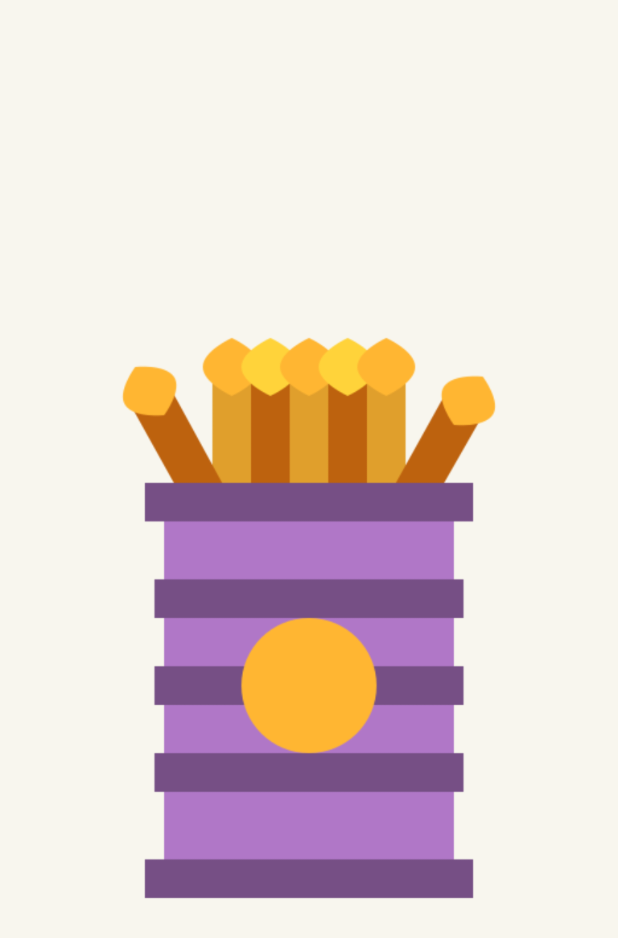
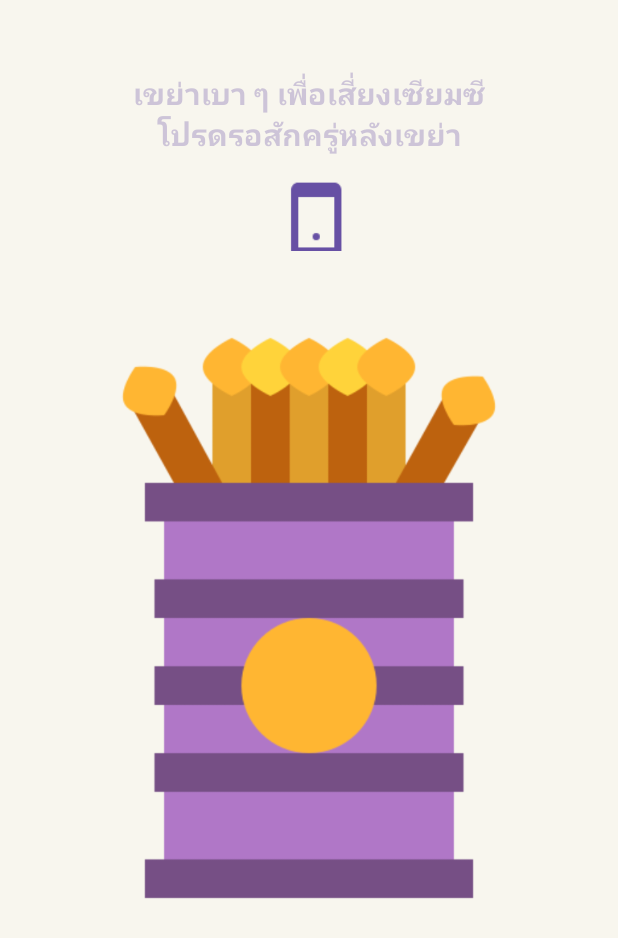
Before and after one commit to Kanchanop6509650229/siamsee, an Android app: the screen it shows after launch (MainActivity), on a phone screen of 412 x 824 dp. Shown: the top 938 px of the screen. Run offline under Robolectric (Android 15) with nearby library versions, the phone set to English and light mode, and no system bars.

Commit message:
add guide animation

```diff
--- a/app/src/main/java/com/example/sensors/MainActivity.java
+++ b/app/src/main/java/com/example/sensors/MainActivity.java
@@ -50,7 +50,7 @@ public class MainActivity extends AppCompatActivity implements SensorEventListen
                 "ว่าคงจะหายดีดังที่หวัง");
 
         SIAMSEE_MAP.put(2, "ใบที่สองนี้ร้ายอย่าท้อใจ\r\n" + //
-                "เปรียบดังเรือน้อยลอยทวนกระแสไหล\r\n" + //
+                "เปรียบดงเรือน้อยลอยทวนกระแสไหล\r\n" + //
                 "ต้องฝ่าคลื่นลมแรงแข็งขืนไป\r\n" + //
                 "ยากเย็นแสนเข็ญใจในยามนี้\r\n" + //
                 "แม้นจะทำการใดให้ระวัง\r\n" + //
@@ -64,7 +64,7 @@ public class MainActivity extends AppCompatActivity implements SensorEventListen
                 "มีแต่คนดีคอยเกื้อหนุน\r\n" + //
                 "ถามลาภผลนั้นว่าจะได้\r\n" + //
                 "ถามการค้าขายว่าเพิ่มพูน\r\n" + //
-                "ถามคู่ครองว่าจะมีผู้อุปถัมภ์\r\n" + //
+                "ถามคู่ครองว่าจะมีผู้อปถัมภ์\r\n" + //
                 "ทุกสิ่งล้วนสมหวังดังตั้งใจ");
 
         SIAMSEE_MAP.put(4, "ใบที่สี่ว่าร้ายอย่าใจร้อน\r\n" + //
@@ -79,7 +79,7 @@ public class MainActivity extends AppCompatActivity implements SensorEventListen
         SIAMSEE_MAP.put(5, "ใบที่ห้าสุขล้ำดั่งน้ำใส\r\n" + //
                 "ไหลเย็นชื่นใจในขุนเขา\r\n" + //
                 "แม้นถามหาลาภผลจะพบเจอ\r\n" + //
-                "ถามการงานเจริญก้าวหน้าไกล\r\n" + //
+                "ถามการงานเจริญก้าวห้าไกล\r\n" + //
                 "มีคนดีมีบุญมาโปรดปราน\r\n" + //
                 "ทั้งการค้าการขายได้กำไร\r\n" + //
                 "ถามคู่ครองว่าจะได้พบใจ\r\n" + //
@@ -188,7 +188,7 @@ public class MainActivity extends AppCompatActivity implements SensorEventListen
                 "เหมือนพบขุมทองในป่าใหญ่\r\n" + //
                 "จะทำการสิ่งใดล้วนสำเร็จ\r\n" + //
                 "มีแต่คนเมตตาและช่วยเหลือ\r\n" + //
-                "ถามการค้าว่าจะได้รุ่งเรือง\r\n" + //
+                "ถามการค้าว่าจะได้รุ่งเรือ\r\n" + //
                 "ถามคู่ครองเหมือนเนื้อคู่รอคอย\r\n" + //
                 "ทั้งโรคภัยไข้เจ็บจะคลายหาย\r\n" + //
                 "สมดังหมายทุกประการในคราวนี้");
@@ -197,9 +197,9 @@ public class MainActivity extends AppCompatActivity implements SensorEventListen
     private static final int MAX_POLL_INTERVAL = 1000;
     private static final int MIN_POLL_INTERVAL = 500;
     private static final int SHAKE_THRESHOLD = 15;
-    private static final int MAX_SHAKE_AMPLITUDE = 30; // Maximum expected shake amplitude
-    private static final int MIN_VIBRATION_AMPLITUDE = 1; // Minimum vibration amplitude
-    private static final int MAX_VIBRATION_AMPLITUDE = 255; // Maximum vibration amplitude
+    private static final int MAX_SHAKE_AMPLITUDE = 30;
+    private static final int MIN_VIBRATION_AMPLITUDE = 1;
+    private static final int MAX_VIBRATION_AMPLITUDE = 255;
     private int currentPollInterval = MAX_POLL_INTERVAL;
     private Handler hdr = new Handler();
     private PowerManager.WakeLock wl;
@@ -212,8 +212,15 @@ public class MainActivity extends AppCompatActivity implements SensorEventListen
     private Vibrator vibrator;
     private long lastVibrateTime = 0;
     private boolean isAnimating = false;
-    private static final long VIBRATE_COOLDOWN = 100; // Reduced cooldown for more responsive vibration
-    private static final long RESULT_VIBRATION_DURATION = 1000; // Duration for result vibration
+    private static final long VIBRATE_COOLDOWN = 100;
+    private static final long RESULT_VIBRATION_DURATION = 1000;
+    private TextView shakeGuide;
+    private Animation guideAnimation;
+    private Handler guideHandler = new Handler();
+    private static final long GUIDE_HIDE_DELAY = 500;
+    private static final long GUIDE_SHOW_DELAY = 3000;
+    private boolean isGuideVisible = true;
+    private View guideContainer;
 
     private final Runnable pollTask = new Runnable() {
         public void run() {
@@ -251,12 +258,16 @@ public class MainActivity extends AppCompatActivity implements SensorEventListen
         sensorManager = (SensorManager) getSystemService(SENSOR_SERVICE);
         vibrator = (Vibrator) getSystemService(Context.VIBRATOR_SERVICE);
 
+        guideContainer = findViewById(R.id.guideContainer);
+        shakeGuide = findViewById(R.id.shakeGuide);
         siamseeImage = findViewById(R.id.siamseeImage);
         siamseeStick = findViewById(R.id.siamseeStick);
         shakeAnimation = AnimationUtils.loadAnimation(this, R.anim.shake);
         slideOutAnimation = AnimationUtils.loadAnimation(this, R.anim.slide_out);
+        guideAnimation = AnimationUtils.loadAnimation(this, R.anim.guide_animation);
 
         setupAnimationListeners();
+        setupGuideAnimation();
 
         PowerManager pm = (PowerManager) getSystemService(Context.POWER_SERVICE);
         wl = pm.newWakeLock(PowerManager.SCREEN_DIM_WAKE_LOCK, "Sensors Info");
@@ -265,6 +276,37 @@ public class MainActivity extends AppCompatActivity implements SensorEventListen
     public void onAccuracyChanged(Sensor sensor, int accuracy) {
         // TO DO
     }// end onAccuracyChanged
+
+    private void setupGuideAnimation() {
+        shakeGuide.startAnimation(guideAnimation);
+        ImageView phoneIcon = findViewById(R.id.phoneIcon);
+        Animation phoneShakeAnimation = AnimationUtils.loadAnimation(this, R.anim.phone_shake_guide);
+        phoneIcon.startAnimation(phoneShakeAnimation);
+    }
+
+    private void hideGuide() {
+        if (isGuideVisible) {
+            isGuideVisible = false;
+            guideContainer.animate()
+                    .alpha(0f)
+                    .setDuration(500)
+                    .withEndAction(() -> guideContainer.setVisibility(View.INVISIBLE))
+                    .start();
+        }
+    }
+
+    private void showGuide() {
+        if (!isGuideVisible && !shown_dialog) {
+            isGuideVisible = true;
+            guideContainer.setVisibility(View.VISIBLE);
+            guideContainer.setAlpha(0f);
+            guideContainer.animate()
+                    .alpha(1f)
+                    .setDuration(500)
+                    .withEndAction(this::setupGuideAnimation)
+                    .start();
+        }
+    }
 
     private void setupAnimationListeners() {
         shakeAnimation.setAnimationListener(new Animation.AnimationListener() {
@@ -327,6 +369,8 @@ public class MainActivity extends AppCompatActivity implements SensorEventListen
                             Math.pow(sensor_info.accZ, 2));
 
             if (acceleration > SHAKE_THRESHOLD) {
+                hideGuide();
+
                 long now = System.currentTimeMillis();
                 if (now - lastVibrateTime > VIBRATE_COOLDOWN) {
                     if (vibrator != null && vibrator.hasVibrator() && !shown_dialog) {
@@ -346,6 +390,9 @@ public class MainActivity extends AppCompatActivity implements SensorEventListen
                 currentPollInterval = (int) Math.max(
                         MIN_POLL_INTERVAL,
                         MAX_POLL_INTERVAL - (acceleration - SHAKE_THRESHOLD) * 20);
+
+                guideHandler.removeCallbacksAndMessages(null);
+                guideHandler.postDelayed(this::showGuide, GUIDE_SHOW_DELAY);
             } else {
                 currentPollInterval = MAX_POLL_INTERVAL;
             }
--- /dev/null
+++ b/app/src/main/res/anim/guide_animation.xml
@@ -0,0 +1,21 @@
+<?xml version="1.0" encoding="utf-8"?>
+<set xmlns:android="http://schemas.android.com/apk/res/android"
+    android:interpolator="@android:anim/accelerate_decelerate_interpolator"
+    android:repeatMode="reverse"
+    android:repeatCount="infinite">
+
+    <!-- Fade in-out animation -->
+    <alpha
+        android:fromAlpha="0.3"
+        android:toAlpha="1.0"
+        android:duration="1000" />
+
+    <!-- Gentle shake animation -->
+    <translate
+        android:fromXDelta="-5%"
+        android:toXDelta="5%"
+        android:duration="500"
+        android:repeatCount="infinite"
+        android:repeatMode="reverse" />
+
+</set>
--- /dev/null
+++ b/app/src/main/res/anim/shake_arrows_animation.xml
@@ -0,0 +1,21 @@
+<?xml version="1.0" encoding="utf-8"?>
+<set xmlns:android="http://schemas.android.com/apk/res/android"
+    android:interpolator="@android:anim/accelerate_decelerate_interpolator"
+    android:repeatMode="reverse"
+    android:repeatCount="infinite">
+
+    <translate
+        android:duration="700"
+        android:fromXDelta="-10%"
+        android:toXDelta="10%"
+        android:repeatCount="infinite"
+        android:repeatMode="reverse" />
+
+    <alpha
+        android:duration="1400"
+        android:fromAlpha="0.4"
+        android:toAlpha="1.0"
+        android:repeatCount="infinite"
+        android:repeatMode="reverse" />
+
+</set>
--- /dev/null
+++ b/app/src/main/res/drawable/phone_icon.xml
@@ -0,0 +1,13 @@
+<?xml version="1.0" encoding="utf-8"?>
+<vector xmlns:android="http://schemas.android.com/apk/res/android"
+    android:width="24dp"
+    android:height="24dp"
+    android:viewportWidth="24"
+    android:viewportHeight="24">
+    <path
+        android:fillColor="@color/primary"
+        android:pathData="M17,1.01L7,1C5.9,1 5,1.9 5,3v18c0,1.1 0.9,2 2,2h10c1.1,0 2,-0.9 2,-2V3C19,1.9 18.1,1.01 17,1.01zM17,19H7V5h10V19z"/>
+    <path
+        android:fillColor="@color/primary"
+        android:pathData="M12,16m-1,0a1,1 0,1 1,2 0a1,1 0,1 1,-2 0"/>
+</vector>
--- a/app/src/main/res/layout/activity_main.xml
+++ b/app/src/main/res/layout/activity_main.xml
@@ -14,6 +14,36 @@
     <FrameLayout
         android:layout_width="match_parent"
         android:layout_height="match_parent">
+
+        <!-- Guide Container -->
+        <LinearLayout
+            android:id="@+id/guideContainer"
+            android:layout_width="wrap_content"
+            android:layout_height="wrap_content"
+            android:orientation="vertical"
+            android:gravity="center"
+            android:layout_gravity="center_horizontal"
+            android:layout_marginTop="32dp">
+
+            <TextView
+                android:id="@+id/shakeGuide"
+                android:layout_width="wrap_content"
+                android:layout_height="wrap_content"
+                android:text="@string/shake_guide"
+                android:textSize="20sp"
+                android:textColor="@color/primary"
+                android:textStyle="bold"
+                android:gravity="center"
+                android:padding="16dp" />
+
+            <ImageView
+                android:id="@+id/phoneIcon"
+                android:layout_width="48dp"
+                android:layout_height="48dp"
+                android:src="@drawable/phone_icon"
+                android:contentDescription="@string/guide_phone_desc"/>
+
+        </LinearLayout>
 
         <ImageView
             android:id="@+id/siamseeStick"
--- a/app/src/main/res/values/strings.xml
+++ b/app/src/main/res/values/strings.xml
@@ -11,6 +11,7 @@
     <string name="proximity_na">PROXIMITY sensor is not available</string>
     <string name="rotation_vector_na">ROTATION_VECTOR sensor is not available</string>
     <string name="ambient_temp_na">AMBIENT_TEMP is N/A</string>
+    <string name="shake_guide">เขย่าเบา ๆ เพื่อเสี่ยงเซียมซี\nโปรดรอสักครู่หลังเขย่า</string>
 
     <!-- Dialog texts -->
     <string name="dialog_title"><b><font size="25">เซียมซีเลขที่ %d</font></b></string>
@@ -18,4 +19,7 @@
     <string name="dialog_cancel">ยกเลิก</string>
     <string name="siamsee_image_desc">ภาพเซียมซี</string>
     <string name="siamsee_stick_desc">แท่งเซียมซี</string>
+
+    <string name="guide_arrow_desc">ลูกศรแสดงทิศทางการเขย่า</string>
+    <string name="guide_phone_desc">ไอคอนโทรศัพท์</string>
 </resources>
```
Also changed, not shown: app/src/main/res/anim/phone_shake_guide.xml (added, +26 -0 lines).
